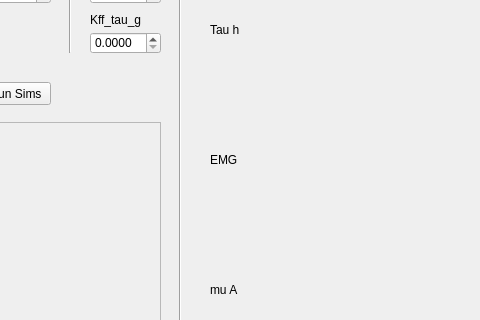
cic12/exo_control, file GUI/GUI.ui: the form before one commit; both pictures show x 280 to 760 and y 345 to 665 of the 1001 by 875 pixel window.
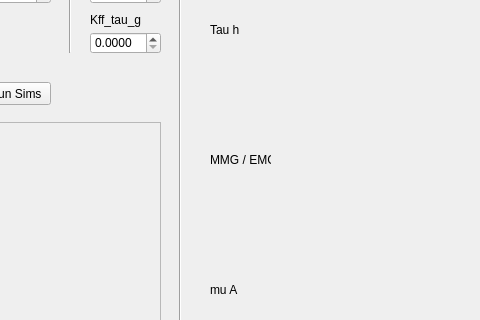
The form after the commit. Custom widgets are drawn as their Qt base class.

```diff
--- a/GUI/GUI.ui
+++ b/GUI/GUI.ui
@@ -388,7 +388,7 @@
      </rect>
     </property>
     <property name="text">
-     <string>EMG</string>
+     <string>MMG / EMG</string>
     </property>
    </widget>
    <widget class="QLabel" name="label_25">
```
